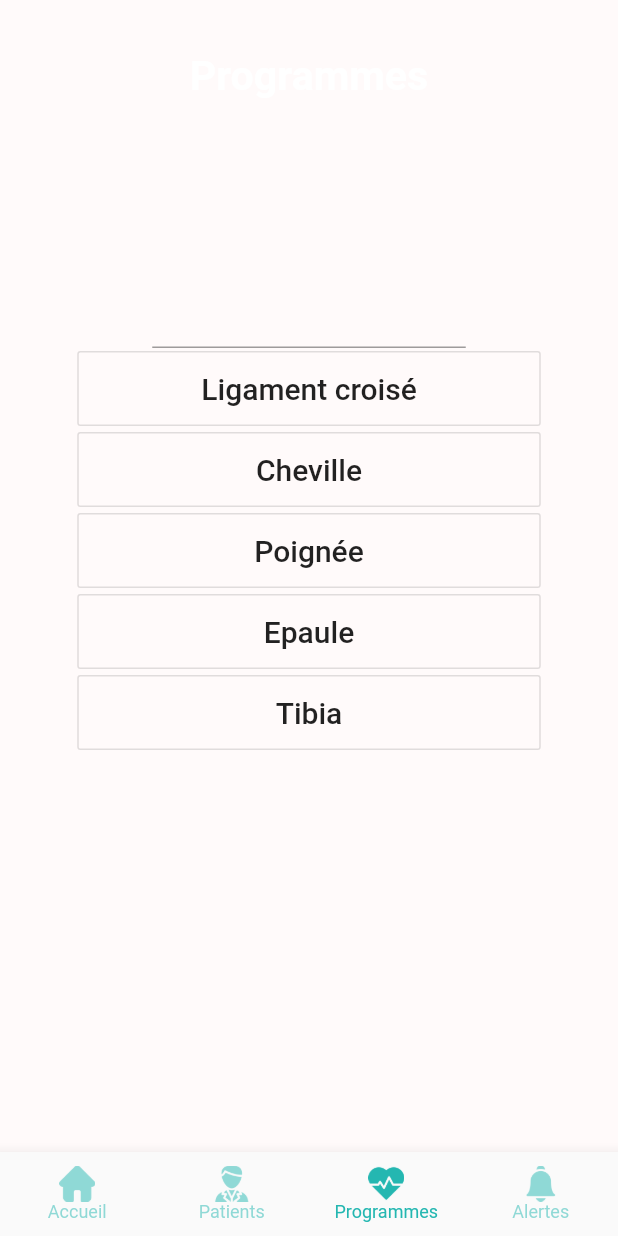
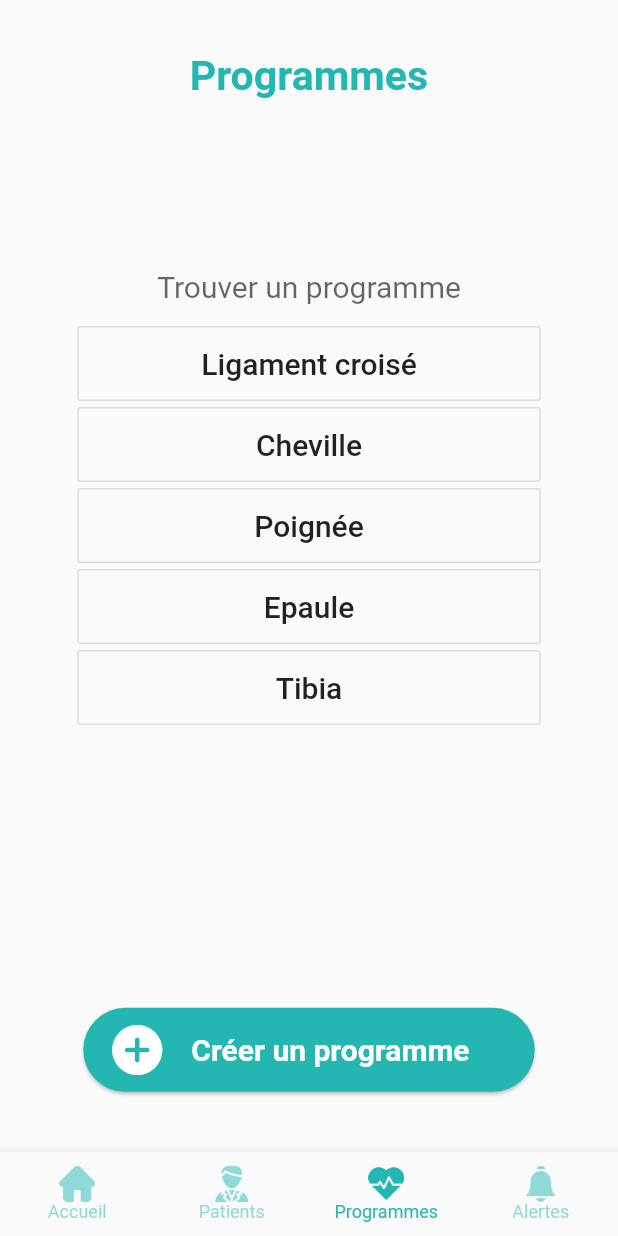
Before and after one commit to hachettea/kimnesik, a Flutter app: the screen it shows after launch, item 3 of the bottom bar chosen, on a phone screen of 412 x 824 dp. Run offline on Flutter 3.47's test engine with Material 2 defaults, Android fonts, the phone set to English and light mode, and no system bars.

Commit message:
Implementation des cliques boutons

```diff
--- a/lib/view/listeprogrammes.dart
+++ b/lib/view/listeprogrammes.dart
@@ -30,7 +30,8 @@ class ListeProgrammesState extends State<ListeProgrammes> {
 
   @override
   Widget build(BuildContext context) {
-    return new Column(
+    return new Scaffold(
+        body: Column(
       children: [
         Row(
           mainAxisAlignment: MainAxisAlignment.center,
@@ -43,17 +44,14 @@ class ListeProgrammesState extends State<ListeProgrammes> {
                       style: TextStyle(
                         fontWeight: FontWeight.bold,
                         fontSize: 27.4,
+                        color: Color(0xff24B7B1),
                         //color: Color(0xff24B7B1)
                       )),
                 )),
-            /*Text(
-                  "KimnésiK",
-                  style: TextStyle(fontWeight: FontWeight.bold, fontSize: 27.4),
-                )),*/
           ],
         ),
         Expanded(
-          flex: 4,
+          flex: 6,
           child: (Row(children: [
             Spacer(
               flex: 1,
@@ -76,6 +74,9 @@ class ListeProgrammesState extends State<ListeProgrammes> {
                             child: TextField(
                               controller: textController,
                               textAlign: TextAlign.center,
+                              decoration: InputDecoration(
+                                  border: InputBorder.none,
+                                  hintText: 'Trouver un programme'),
                               style: TextStyle(
                                 fontSize: 20,
                               ),
@@ -144,68 +145,58 @@ class ListeProgrammesState extends State<ListeProgrammes> {
               flex: 1,
             ),
           ])),
-        )
-      ],
-    );
-/*Expanded(
+        ),
+        Expanded(
           flex: 1,
-                      child: OutlineButton(
-                        onPressed: () => {},
-                        color: Colors.white,
-                        child: Row(children: [
+          child: (Row(children: [
             Spacer(
               flex: 1,
             ),
             Expanded(
+              flex: 6,
               child: Column(
-                                // Replace with a Row for horizontal icon + text
                 mainAxisAlignment: MainAxisAlignment.center,
                 crossAxisAlignment: CrossAxisAlignment.center,
+                children: [
+                  Expanded(
+                      flex: 1,
+                      child: Column(
                         children: <Widget>[
-                                  Image.asset(
-                                    'assets/patient.png',
-                                    fit: BoxFit.fitHeight,
+                          Card(
+                            shape: RoundedRectangleBorder(
+                                borderRadius: BorderRadius.circular(30.0)),
                             color: Color(0xff24B7B1),
+                            child: Column(
+                              mainAxisSize: MainAxisSize.min,
+                              children: <Widget>[
+                                const ListTile(
+                                  leading: Icon(
+                                    Icons.add_circle_rounded,
+                                    size: 40,
+                                    color: Colors.white,
                                   ),
-                                  Text("Patients",
-                                      style: TextStyle(fontSize: 14.3))
-                                ]),
+                                  title: Text(
+                                    'Créer un programme',
+                                    style: TextStyle(
+                                        fontSize: 20.0,
+                                        color: Colors.white,
+                                        fontWeight: FontWeight.bold),
+                                  ),
+                                ),
+                              ],
+                            ),
+                          )
+                        ],
+                      )),
+                ],
+              ),
             ),
             Spacer(
               flex: 1,
             ),
-                        ]),
-                      )),
-                  Padding(
-                      padding:
-                          const EdgeInsets.only(left: 0, top: 15, right: 0)),
-                  Expanded(
-                    flex: 1,
-                    child: OutlineButton(
-                        onPressed: () => {},
-                        color: Colors.white,
-                        child: Row(children: [
-                          Spacer(
-                            flex: 1,
+          ])),
         ),
-                          Expanded(
-                              child: Column(
-                                  // Replace with a Row for horizontal icon + text
-                                  mainAxisAlignment: MainAxisAlignment.center,
-                                  crossAxisAlignment: CrossAxisAlignment.center,
-                                  children: <Widget>[
-                                Image.asset(
-                                  'assets/cardiogram.png',
-                                  fit: BoxFit.fitHeight,
-                                  color: Color(0xff24B7B1),
-                                ),
-                                Text("Programmes",
-                                    style: TextStyle(fontSize: 14.3))
-                              ])),
-                          Spacer(
-                            flex: 1,
-                          ),
-                        ])),
-                  ),*/
+      ],
+    ));
   }
 }
--- a/lib/view/menukine.dart
+++ b/lib/view/menukine.dart
@@ -1,6 +1,7 @@
 import 'dart:math';
 
 import 'package:flutter/material.dart';
+import 'package:kimnesik/view/listeprogrammes.dart';
 
 class Menukine extends StatefulWidget {
   @override
@@ -38,7 +39,8 @@ class MenukineState extends State<Menukine> {
 
   @override
   Widget build(BuildContext context) {
-    return new Column(
+    return new Scaffold(
+        body: Column(
       children: [
         Row(
           mainAxisAlignment: MainAxisAlignment.center,
@@ -92,7 +94,13 @@ class MenukineState extends State<Menukine> {
                   Expanded(
                       flex: 1,
                       child: OutlineButton(
-                        onPressed: () => {},
+                        onPressed: () => {
+                          Navigator.push(
+                            context,
+                            MaterialPageRoute(
+                                builder: (context) => new ListeProgrammes()),
+                          )
+                        },
                         color: Colors.white,
                         child: Row(children: [
                           Spacer(
@@ -161,6 +169,6 @@ class MenukineState extends State<Menukine> {
           ])),
         )
       ],
-    );
+    ));
   }
 }
```
Lines whose indentation alone changed are shown as unchanged.
